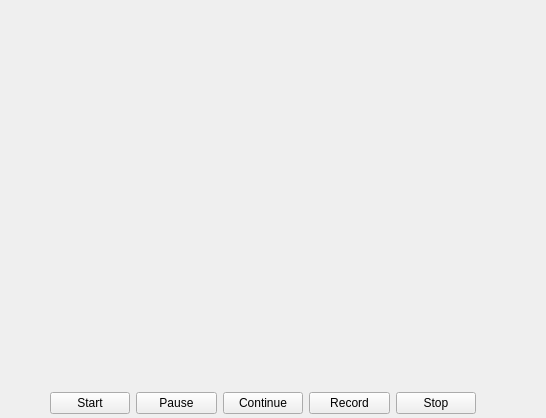
Before: the Qt Designer form videocall.ui in omercankilic/V_ChatApp, drawn with Qt 5.
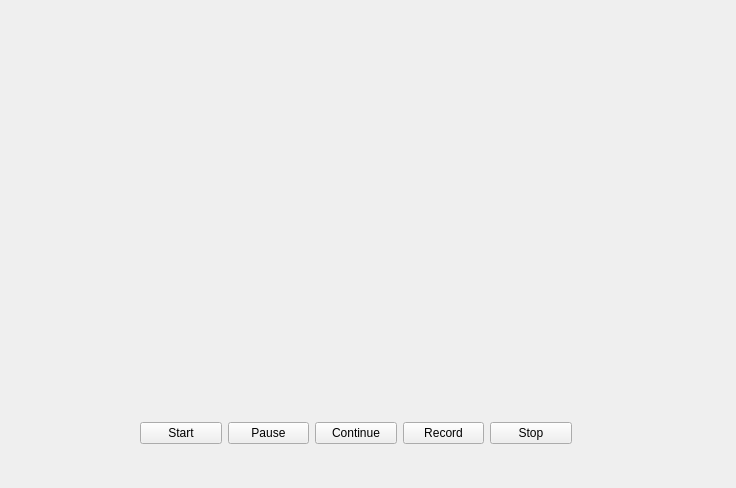
After: the same form once the commit is applied.

Diff of the .ui file:
```diff
--- a/videocall.ui
+++ b/videocall.ui
@@ -6,8 +6,8 @@
    <rect>
     <x>0</x>
     <y>0</y>
-    <width>546</width>
-    <height>418</height>
+    <width>736</width>
+    <height>488</height>
    </rect>
   </property>
   <property name="windowTitle">
@@ -16,9 +16,9 @@
   <widget class="QWidget" name="layoutWidget">
    <property name="geometry">
     <rect>
-     <x>50</x>
-     <y>390</y>
-     <width>426</width>
+     <x>140</x>
+     <y>420</y>
+     <width>432</width>
      <height>27</height>
     </rect>
    </property>
@@ -63,9 +63,9 @@
   <widget class="QLabel" name="image_lbl">
    <property name="geometry">
     <rect>
-     <x>40</x>
+     <x>30</x>
      <y>20</y>
-     <width>461</width>
+     <width>640</width>
      <height>351</height>
     </rect>
    </property>
```
